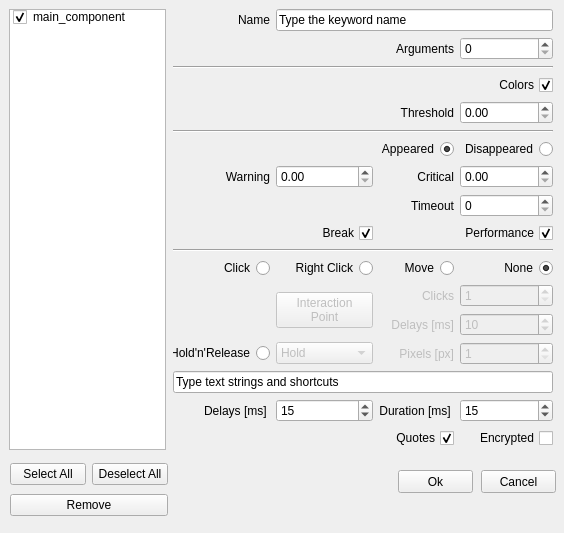
Above: alyvix/extra/robotide/qt_ui/alyvix_image_finder_properties_view.ui from alyvix/alyvix before the change. Below: the same form after it.
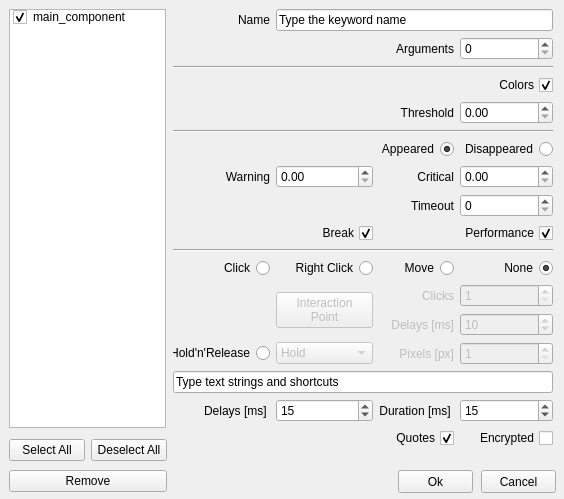
That is the form after the change.

Diff of the .ui file:
```diff
--- a/alyvix/extra/robotide/qt_ui/alyvix_image_finder_properties_view.ui
+++ b/alyvix/extra/robotide/qt_ui/alyvix_image_finder_properties_view.ui
@@ -7,7 +7,7 @@
     <x>0</x>
     <y>0</y>
     <width>564</width>
-    <height>533</height>
+    <height>499</height>
    </rect>
   </property>
   <property name="windowTitle">
@@ -129,7 +129,7 @@
      <x>9</x>
      <y>9</y>
      <width>157</width>
-     <height>441</height>
+     <height>419</height>
     </rect>
    </property>
    <property name="selectionMode">
@@ -1127,8 +1127,8 @@
   <widget class="QWidget" name="gridLayoutWidget_3">
    <property name="geometry">
     <rect>
-     <x>10</x>
-     <y>460</y>
+     <x>9</x>
+     <y>436</y>
      <width>158</width>
      <height>61</height>
     </rect>
```
